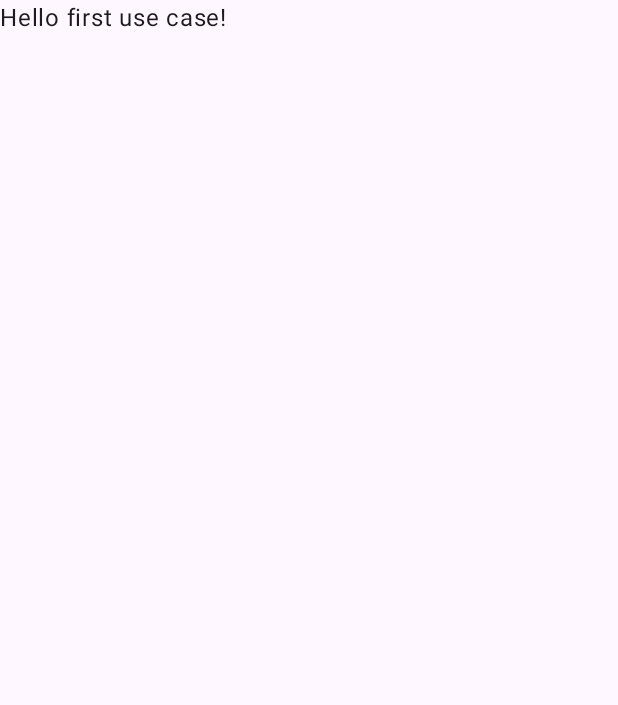
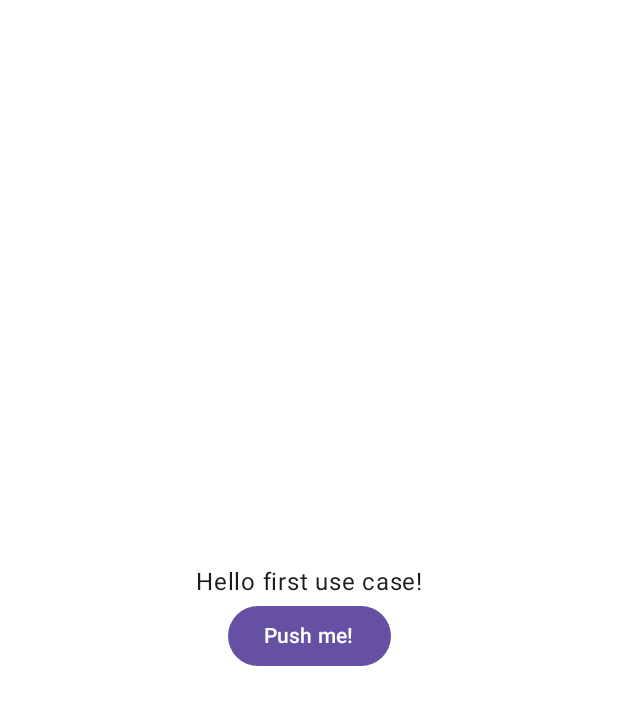
Before and after one commit to piterrus0102/Dagger2Trainee, an Android app built with Jetpack Compose: the screen it shows after launch (MainActivity), on a phone screen of 412 x 824 dp. Before the commit the part shown is almost empty. Shown: the top 705 px of the screen. Run offline under Robolectric (Android 15) with nearby library versions, the phone set to English and light mode, and no system bars; our stand-ins replace Dagger/Hilt's generated code.

Commit message:
- added separate screen (first screen) - added dagger.Lazy string

```diff
--- a/app/src/main/java/com/piterrus/dagger2/presentation/MainActivity.kt
+++ b/app/src/main/java/com/piterrus/dagger2/presentation/MainActivity.kt
@@ -6,14 +6,13 @@ import androidx.activity.compose.setContent
 import androidx.compose.foundation.layout.fillMaxSize
 import androidx.compose.material3.MaterialTheme
 import androidx.compose.material3.Surface
-import androidx.compose.material3.Text
-import androidx.compose.runtime.Composable
+import androidx.compose.runtime.LaunchedEffect
 import androidx.compose.runtime.collectAsState
 import androidx.compose.runtime.remember
 import androidx.compose.ui.Modifier
-import androidx.compose.ui.tooling.preview.Preview
 import com.piterrus.dagger2.App
 import com.piterrus.dagger2.di.activity.binds.DaggerBindsActivityComponent
+import com.piterrus.dagger2.presentation.first_screen.ui.FirstScreen
 import com.piterrus.dagger2.ui.theme.Dagger2TraineeTheme
 
 class MainActivity : ComponentActivity() {
@@ -31,40 +30,25 @@ class MainActivity : ComponentActivity() {
 //                    .appComponent(App.appComponent)
 //                    .build()
 //            }
-            val viewModel: ActivityViewModel
-            viewModel = if (com.piterrus.dagger2.BuildConfig.type == "first") {
+            val viewModel: ActivityViewModel = if (com.piterrus.dagger2.BuildConfig.type == "first") {
                 remember { activityComponent.getFirstActivityViewModel() }
             } else {
                 remember { activityComponent.getSecondActivityViewModel() }
             }
-
             val string = viewModel.activityState.collectAsState()
-            viewModel.getString()
+            LaunchedEffect(key1 = true) {
+                viewModel.getString()
+            }
             Dagger2TraineeTheme {
-                // A surface container using the 'background' color from the theme
                 Surface(
                     modifier = Modifier.fillMaxSize(),
                     color = MaterialTheme.colorScheme.background
                 ) {
-                    Greeting(string.value)
+                    FirstScreen(
+                        text = string.value
+                    )
                 }
             }
         }
     }
 }
-
-@Composable
-fun Greeting(name: String, modifier: Modifier = Modifier) {
-    Text(
-        text = "Hello $name!",
-        modifier = modifier
-    )
-}
-
-@Preview(showBackground = true)
-@Composable
-fun GreetingPreview() {
-    Dagger2TraineeTheme {
-        Greeting("Android")
-    }
-}
--- /dev/null
+++ b/app/src/main/java/com/piterrus/dagger2/presentation/first_screen/ui/FirstScreen.kt
@@ -0,0 +1,74 @@
+package com.piterrus.dagger2.presentation.first_screen.ui
+
+import androidx.compose.foundation.layout.Arrangement
+import androidx.compose.foundation.layout.Column
+import androidx.compose.foundation.layout.fillMaxSize
+import androidx.compose.material3.Button
+import androidx.compose.material3.Text
+import androidx.compose.runtime.Composable
+import androidx.compose.runtime.getValue
+import androidx.compose.runtime.mutableStateOf
+import androidx.compose.runtime.remember
+import androidx.compose.runtime.setValue
+import androidx.compose.ui.Alignment
+import androidx.compose.ui.Modifier
+import androidx.compose.ui.res.stringResource
+import androidx.compose.ui.tooling.preview.Preview
+import com.piterrus.dagger2.App.Companion.appComponent
+import com.piterrus.dagger2.R
+import com.piterrus.dagger2.presentation.first_screen.di.DaggerFirstScreenComponent
+import com.piterrus.dagger2.ui.theme.Dagger2TraineeTheme
+
+@Composable
+fun FirstScreen(
+    text: String
+) {
+    val component = remember {
+        DaggerFirstScreenComponent.builder()
+            .appComponent(appComponent)
+            .build()
+    }
+
+    var click by remember { mutableStateOf(false) }
+    val computableText = if (click) {
+        component.lazyStringFromDagger().get()
+    } else {
+        stringResource(id = R.string.button_text)
+    }
+    Column(
+        modifier = Modifier.fillMaxSize(),
+        verticalArrangement = Arrangement.Center,
+        horizontalAlignment = Alignment.CenterHorizontally
+    ) {
+        Greeting(text)
+        Button(
+            onClick = {
+                click = !click
+            },
+            content = {
+                Text(
+                    text = computableText
+                )
+            }
+        )
+    }
+}
+
+@Composable
+fun Greeting(name: String, modifier: Modifier = Modifier) {
+    Text(
+        text = "Hello $name!",
+        modifier = modifier
+    )
+}
+
+@Preview(
+    showBackground = true,
+    showSystemUi = true
+)
+@Composable
+fun GreetingPreview() {
+    Dagger2TraineeTheme {
+        FirstScreen(text = "Android")
+    }
+}
--- a/app/src/main/java/com/piterrus/dagger2/ui/theme/Theme.kt
+++ b/app/src/main/java/com/piterrus/dagger2/ui/theme/Theme.kt
@@ -1,40 +1,29 @@
 package com.piterrus.dagger2.ui.theme
 
 import android.app.Activity
-import android.os.Build
 import androidx.compose.foundation.isSystemInDarkTheme
 import androidx.compose.material3.MaterialTheme
 import androidx.compose.material3.darkColorScheme
-import androidx.compose.material3.dynamicDarkColorScheme
-import androidx.compose.material3.dynamicLightColorScheme
 import androidx.compose.material3.lightColorScheme
 import androidx.compose.runtime.Composable
 import androidx.compose.runtime.SideEffect
+import androidx.compose.ui.graphics.Color
 import androidx.compose.ui.graphics.toArgb
-import androidx.compose.ui.platform.LocalContext
 import androidx.compose.ui.platform.LocalView
 import androidx.core.view.WindowCompat
 
 private val DarkColorScheme = darkColorScheme(
     primary = Purple80,
     secondary = PurpleGrey80,
-    tertiary = Pink80
+    tertiary = Pink80,
+    background = Color.White
 )
 
 private val LightColorScheme = lightColorScheme(
     primary = Purple40,
     secondary = PurpleGrey40,
-    tertiary = Pink40
-
-    /* Other default colors to override
-    background = Color(0xFFFFFBFE),
-    surface = Color(0xFFFFFBFE),
-    onPrimary = Color.White,
-    onSecondary = Color.White,
-    onTertiary = Color.White,
-    onBackground = Color(0xFF1C1B1F),
-    onSurface = Color(0xFF1C1B1F),
-    */
+    tertiary = Pink40,
+    background = Color.White
 )
 
 @Composable
--- a/app/src/main/res/values/strings.xml
+++ b/app/src/main/res/values/strings.xml
@@ -1,3 +1,4 @@
 <resources>
     <string name="app_name">Dagger2Trainee</string>
+    <string name="button_text">Push me!</string>
 </resources>
```
Also changed, not shown: app/src/main/java/com/piterrus/dagger2/presentation/first_screen/di/FirstScreenComponent.kt (added, +18 -0 lines), app/src/main/java/com/piterrus/dagger2/presentation/first_screen/di/StringFromDaggerModule.kt (added, +15 -0 lines).
